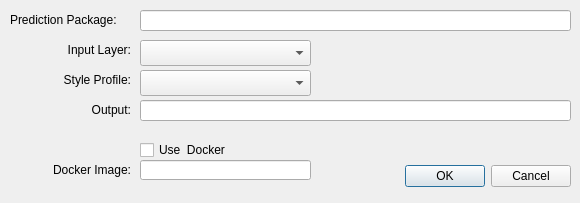
The window that rastervision_qgis/predict_dialog_base.ui (azavea/raster-vision-qgis) describes before a commit, drawn with Qt 5.
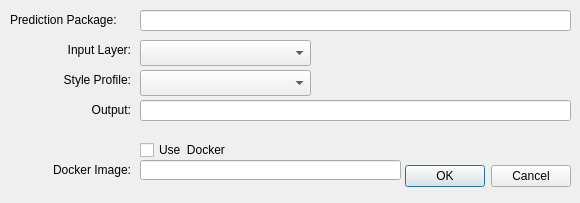
The same window after the commit.

Patch:
```diff
--- a/rastervision_qgis/predict_dialog_base.ui
+++ b/rastervision_qgis/predict_dialog_base.ui
@@ -141,7 +141,7 @@
     <rect>
      <x>140</x>
      <y>160</y>
-     <width>171</width>
+     <width>261</width>
      <height>20</height>
     </rect>
    </property>
```
